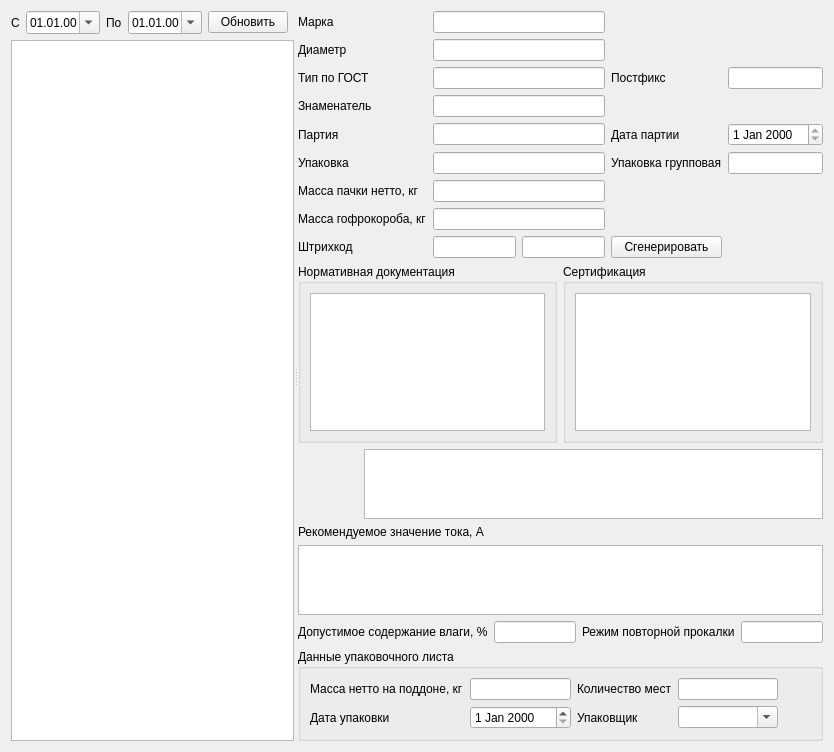
First picture: the form in formdatael.ui, repository Sergeyego/warehouse, before the edit.
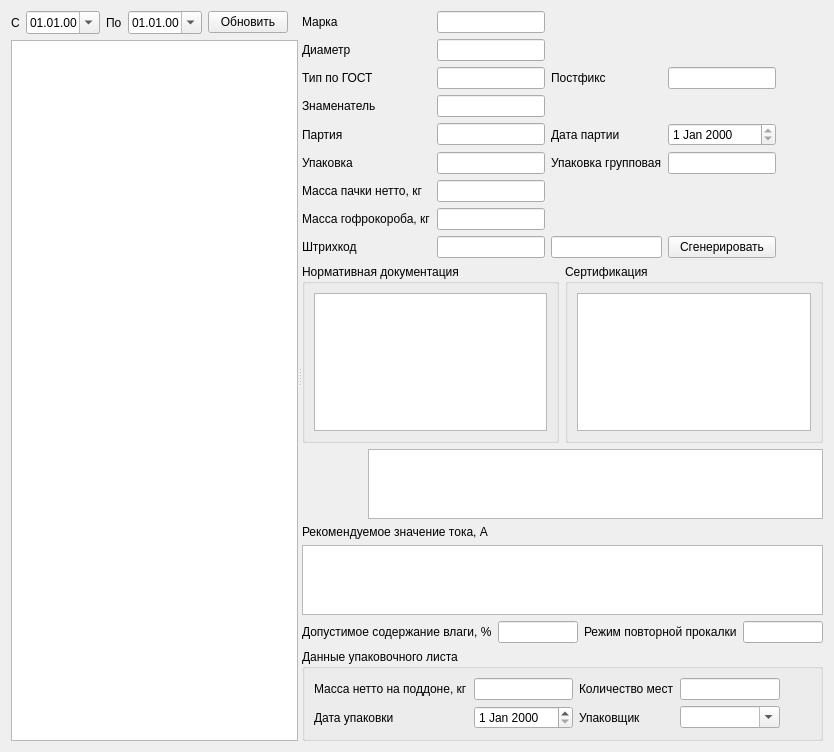
Second picture: the form after the edit. Custom widgets are drawn as their Qt base class.

```diff
--- a/formdatael.ui
+++ b/formdatael.ui
@@ -105,13 +105,6 @@
            </property>
           </widget>
          </item>
-         <item row="0" column="1" colspan="2">
-          <widget class="QLineEdit" name="lineEditMark">
-           <property name="readOnly">
-            <bool>true</bool>
-           </property>
-          </widget>
-         </item>
          <item row="1" column="0">
           <widget class="QLabel" name="label_4">
            <property name="text">
@@ -119,13 +112,6 @@
            </property>
           </widget>
          </item>
-         <item row="1" column="1" colspan="2">
-          <widget class="QLineEdit" name="lineEditDiam">
-           <property name="readOnly">
-            <bool>true</bool>
-           </property>
-          </widget>
-         </item>
          <item row="2" column="0">
           <widget class="QLabel" name="label_16">
            <property name="text">
@@ -133,19 +119,6 @@
            </property>
           </widget>
          </item>
-         <item row="2" column="1" colspan="2">
-          <widget class="QLineEdit" name="lineEditTypeGost"/>
-         </item>
-         <item row="2" column="3">
-          <widget class="QLabel" name="label_17">
-           <property name="text">
-            <string>Постфикс</string>
-           </property>
-          </widget>
-         </item>
-         <item row="2" column="4">
-          <widget class="QLineEdit" name="lineEditPost"/>
-         </item>
          <item row="3" column="0">
           <widget class="QLabel" name="label_18">
            <property name="text">
@@ -153,9 +126,6 @@
            </property>
           </widget>
          </item>
-         <item row="3" column="1" colspan="2">
-          <widget class="QLineEdit" name="lineEditZnam"/>
-         </item>
          <item row="4" column="0">
           <widget class="QLabel" name="label_6">
            <property name="text">
@@ -163,27 +133,6 @@
            </property>
           </widget>
          </item>
-         <item row="4" column="1" colspan="2">
-          <widget class="QLineEdit" name="lineEditPart">
-           <property name="readOnly">
-            <bool>true</bool>
-           </property>
-          </widget>
-         </item>
-         <item row="4" column="3">
-          <widget class="QLabel" name="label_9">
-           <property name="text">
-            <string>Дата партии</string>
-           </property>
-          </widget>
-         </item>
-         <item row="4" column="4">
-          <widget class="QDateEdit" name="dateEditPart">
-           <property name="readOnly">
-            <bool>true</bool>
-           </property>
-          </widget>
-         </item>
          <item row="5" column="0">
           <widget class="QLabel" name="label_7">
            <property name="text">
@@ -191,27 +140,6 @@
            </property>
           </widget>
          </item>
-         <item row="5" column="1" colspan="2">
-          <widget class="QLineEdit" name="lineEditPackEd">
-           <property name="readOnly">
-            <bool>true</bool>
-           </property>
-          </widget>
-         </item>
-         <item row="5" column="3">
-          <widget class="QLabel" name="label_11">
-           <property name="text">
-            <string>Упаковка групповая</string>
-           </property>
-          </widget>
-         </item>
-         <item row="5" column="4">
-          <widget class="QLineEdit" name="lineEditPackGr">
-           <property name="readOnly">
-            <bool>true</bool>
-           </property>
-          </widget>
-         </item>
          <item row="6" column="0">
           <widget class="QLabel" name="label_8">
            <property name="text">
@@ -219,13 +147,6 @@
            </property>
           </widget>
          </item>
-         <item row="6" column="1" colspan="2">
-          <widget class="QLineEdit" name="lineEditKvoEd">
-           <property name="readOnly">
-            <bool>true</bool>
-           </property>
-          </widget>
-         </item>
          <item row="7" column="0">
           <widget class="QLabel" name="label_10">
            <property name="text">
@@ -233,13 +154,6 @@
            </property>
           </widget>
          </item>
-         <item row="7" column="1" colspan="2">
-          <widget class="QLineEdit" name="lineEditKvoGr">
-           <property name="readOnly">
-            <bool>true</bool>
-           </property>
-          </widget>
-         </item>
          <item row="8" column="0">
           <widget class="QLabel" name="label_5">
            <property name="text">
@@ -281,6 +195,104 @@
            </property>
           </spacer>
          </item>
+         <item row="7" column="1">
+          <widget class="QLineEdit" name="lineEditKvoGr">
+           <property name="readOnly">
+            <bool>true</bool>
+           </property>
+          </widget>
+         </item>
+         <item row="6" column="1">
+          <widget class="QLineEdit" name="lineEditKvoEd">
+           <property name="readOnly">
+            <bool>true</bool>
+           </property>
+          </widget>
+         </item>
+         <item row="5" column="1">
+          <widget class="QLineEdit" name="lineEditPackEd">
+           <property name="readOnly">
+            <bool>true</bool>
+           </property>
+          </widget>
+         </item>
+         <item row="4" column="1">
+          <widget class="QLineEdit" name="lineEditPart">
+           <property name="readOnly">
+            <bool>true</bool>
+           </property>
+          </widget>
+         </item>
+         <item row="3" column="1">
+          <widget class="QLineEdit" name="lineEditZnam">
+           <property name="readOnly">
+            <bool>true</bool>
+           </property>
+          </widget>
+         </item>
+         <item row="2" column="1">
+          <widget class="QLineEdit" name="lineEditTypeGost">
+           <property name="readOnly">
+            <bool>true</bool>
+           </property>
+          </widget>
+         </item>
+         <item row="1" column="1">
+          <widget class="QLineEdit" name="lineEditDiam">
+           <property name="readOnly">
+            <bool>true</bool>
+           </property>
+          </widget>
+         </item>
+         <item row="0" column="1">
+          <widget class="QLineEdit" name="lineEditMark">
+           <property name="readOnly">
+            <bool>true</bool>
+           </property>
+          </widget>
+         </item>
+         <item row="2" column="2">
+          <widget class="QLabel" name="label_17">
+           <property name="text">
+            <string>Постфикс</string>
+           </property>
+          </widget>
+         </item>
+         <item row="2" column="3">
+          <widget class="QLineEdit" name="lineEditPost">
+           <property name="readOnly">
+            <bool>true</bool>
+           </property>
+          </widget>
+         </item>
+         <item row="4" column="2">
+          <widget class="QLabel" name="label_9">
+           <property name="text">
+            <string>Дата партии</string>
+           </property>
+          </widget>
+         </item>
+         <item row="4" column="3">
+          <widget class="QDateEdit" name="dateEditPart">
+           <property name="readOnly">
+            <bool>true</bool>
+           </property>
+          </widget>
+         </item>
+         <item row="5" column="2">
+          <widget class="QLabel" name="label_11">
+           <property name="text">
+            <string>Упаковка групповая</string>
+           </property>
+          </widget>
+         </item>
+         <item row="5" column="3">
+          <widget class="QLineEdit" name="lineEditPackGr">
+           <property name="readOnly">
+            <bool>true</bool>
+           </property>
+          </widget>
+         </item>
         </layout>
        </item>
        <item>
@@ -292,7 +304,11 @@
            </property>
            <layout class="QVBoxLayout" name="verticalLayout_4">
             <item>
-             <widget class="QListView" name="listViewGost"/>
+             <widget class="QListView" name="listViewGost">
+              <property name="editTriggers">
+               <set>QAbstractItemView::NoEditTriggers</set>
+              </property>
+             </widget>
             </item>
            </layout>
           </widget>
@@ -304,7 +320,11 @@
            </property>
            <layout class="QVBoxLayout" name="verticalLayout_5">
             <item>
-             <widget class="QPlainTextEdit" name="plainTextEditSert"/>
+             <widget class="QPlainTextEdit" name="plainTextEditSert">
+              <property name="readOnly">
+               <bool>true</bool>
+              </property>
+             </widget>
             </item>
            </layout>
           </widget>
@@ -343,6 +363,9 @@
              <height>100</height>
             </size>
            </property>
+           <property name="readOnly">
+            <bool>true</bool>
+           </property>
           </widget>
          </item>
         </layout>
@@ -362,6 +385,12 @@
            <height>80</height>
           </size>
          </property>
+         <property name="editTriggers">
+          <set>QAbstractItemView::NoEditTriggers</set>
+         </property>
+         <attribute name="verticalHeaderVisible">
+          <bool>false</bool>
+         </attribute>
         </widget>
        </item>
        <item>
@@ -374,7 +403,11 @@
           </widget>
          </item>
          <item>
-          <widget class="QLineEdit" name="lineEditVl"/>
+          <widget class="QLineEdit" name="lineEditVl">
+           <property name="readOnly">
+            <bool>true</bool>
+           </property>
+          </widget>
          </item>
          <item>
           <widget class="QLabel" name="label_21">
@@ -384,7 +417,11 @@
           </widget>
          </item>
          <item>
-          <widget class="QLineEdit" name="lineEditProc"/>
+          <widget class="QLineEdit" name="lineEditProc">
+           <property name="readOnly">
+            <bool>false</bool>
+           </property>
+          </widget>
          </item>
         </layout>
        </item>
@@ -484,6 +521,11 @@
    <extends>QLineEdit</extends>
    <header>doublelineedit.h</header>
   </customwidget>
+  <customwidget>
+   <class>TableView</class>
+   <extends>QTableView</extends>
+   <header>olap/tableview.h</header>
+  </customwidget>
  </customwidgets>
  <resources/>
  <connections/>
```
Left out of the diff: 2 changed lines with no effect on the pictures.
